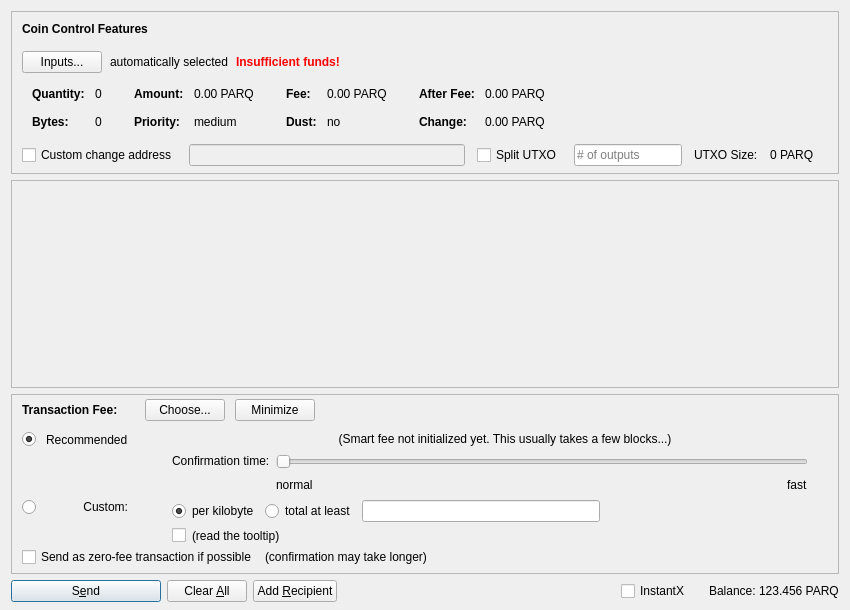
The window that src/qt/forms/sendcoinsdialog.ui (BareCrypto/bare-core) describes before a commit, drawn with Qt 5.
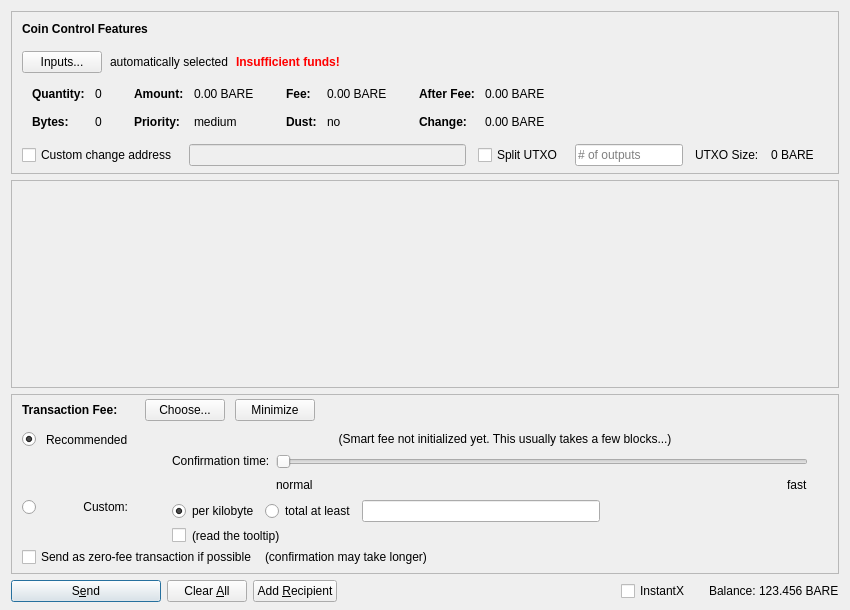
The same window after the commit. Icons and pictures are not drawn. Custom widgets are drawn as their Qt base class.

Patch:
```diff
--- a/src/qt/forms/sendcoinsdialog.ui
+++ b/src/qt/forms/sendcoinsdialog.ui
@@ -324,7 +324,7 @@
                   <enum>Qt::ActionsContextMenu</enum>
                  </property>
                  <property name="text">
-                  <string notr="true">0.00 PARQ</string>
+                  <string notr="true">0.00 BARE</string>
                  </property>
                  <property name="textInteractionFlags">
                   <set>Qt::LinksAccessibleByMouse|Qt::TextSelectableByKeyboard|Qt::TextSelectableByMouse</set>
@@ -404,7 +404,7 @@
                   <enum>Qt::ActionsContextMenu</enum>
                  </property>
                  <property name="text">
-                  <string notr="true">0.00 PARQ</string>
+                  <string notr="true">0.00 BARE</string>
                  </property>
                  <property name="textInteractionFlags">
                   <set>Qt::LinksAccessibleByMouse|Qt::TextSelectableByKeyboard|Qt::TextSelectableByMouse</set>
@@ -484,7 +484,7 @@
                   <enum>Qt::ActionsContextMenu</enum>
                  </property>
                  <property name="text">
-                  <string notr="true">0.00 PARQ</string>
+                  <string notr="true">0.00 BARE</string>
                  </property>
                  <property name="textInteractionFlags">
                   <set>Qt::LinksAccessibleByMouse|Qt::TextSelectableByKeyboard|Qt::TextSelectableByMouse</set>
@@ -513,7 +513,7 @@
                   <enum>Qt::ActionsContextMenu</enum>
                  </property>
                  <property name="text">
-                  <string notr="true">0.00 PARQ</string>
+                  <string notr="true">0.00 BARE</string>
                  </property>
                  <property name="textInteractionFlags">
                   <set>Qt::LinksAccessibleByMouse|Qt::TextSelectableByKeyboard|Qt::TextSelectableByMouse</set>
@@ -594,7 +594,7 @@
           <item>
            <widget class="QLabel" name="labelBlockSize">
             <property name="text">
-             <string>0 PARQ</string>
+             <string>0 BARE</string>
             </property>
            </widget>
           </item>
@@ -1419,7 +1419,7 @@
           <cursorShape>IBeamCursor</cursorShape>
          </property>
          <property name="text">
-          <string notr="true">123.456 PARQ</string>
+          <string notr="true">123.456 BARE</string>
          </property>
          <property name="textInteractionFlags">
           <set>Qt::LinksAccessibleByMouse|Qt::TextSelectableByKeyboard|Qt::TextSelectableByMouse</set>
```
Left out of the diff: 16 changed lines with no effect on the pictures.
